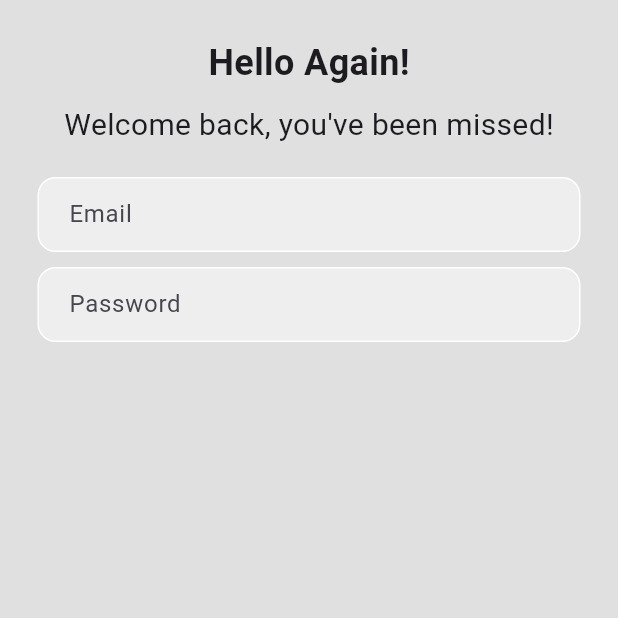
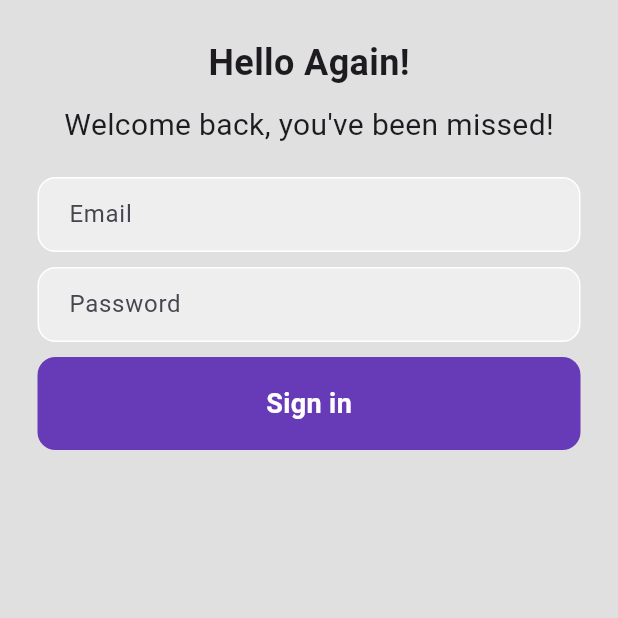
Before and after one commit to rifathosenofficial2023/login_page_02, a Flutter app: the screen it shows after launch, on a phone screen of 412 x 824 dp, the top half of it. Run offline on Flutter 3.47's test engine with Material 3 defaults, Android fonts, the phone set to English and light mode, and no system bars.

Commit message:
submit button add

```diff
--- a/lib/login_page.dart
+++ b/lib/login_page.dart
@@ -75,8 +75,29 @@ class _LoginPageState extends State<LoginPage> {
                   ),
                 ),
               ),
+              SizedBox(height: 10,),
 
               //sign in button
+              Padding(
+                padding: const EdgeInsets.symmetric(horizontal: 25.0),
+                child: Container(
+                  padding: EdgeInsets.all(18),
+                  decoration: BoxDecoration(
+                    color: Colors.deepPurple,
+                    borderRadius: BorderRadius.circular(12)
+                  ),
+                  child: Center(
+                    child: Text('Sign in',
+                    style: TextStyle(
+                      color: Colors.white,
+                      fontWeight: FontWeight.bold,
+                      fontSize: 18,
+                    ),
+                    ),
+                  ),
+                ),
+              ),
+              SizedBox(height: 10,),
 
               // not a member? register now
 
```
